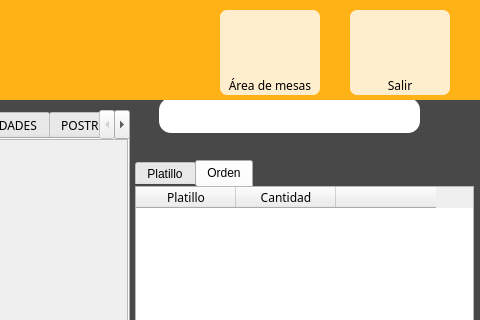
This is mesero_menu.ui in DanielPerMon/proyectoSaboreno as Qt 5 draws it before an edit; both pictures show x 370 to 850 and y 0 to 320 of the 850 by 800 pixel window. The edited form follows.
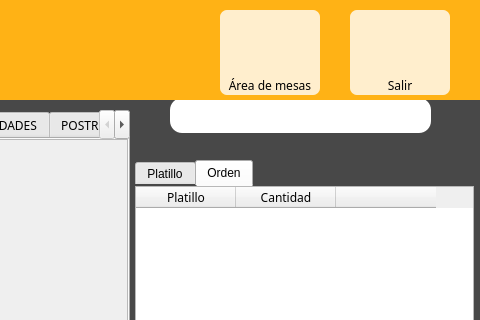
This is the edited form. The open tabs and pages were chosen to show the change. Icons and pictures are not drawn.

What changed in the file:
```diff
--- a/mesero_menu.ui
+++ b/mesero_menu.ui
@@ -1155,7 +1155,7 @@
     <widget class="QLabel" name="label_23">
      <property name="geometry">
       <rect>
-       <x>529</x>
+       <x>540</x>
        <y>-2</y>
        <width>261</width>
        <height>35</height>
```
Left out of the diff: 6 changed lines with no effect on the pictures.
